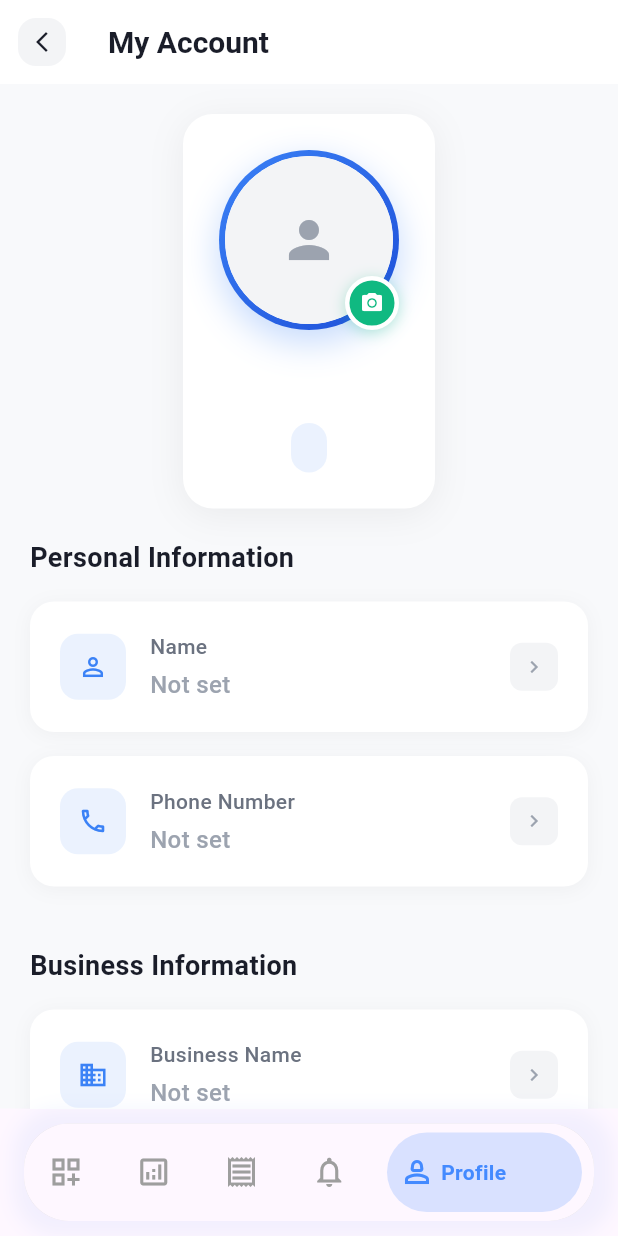
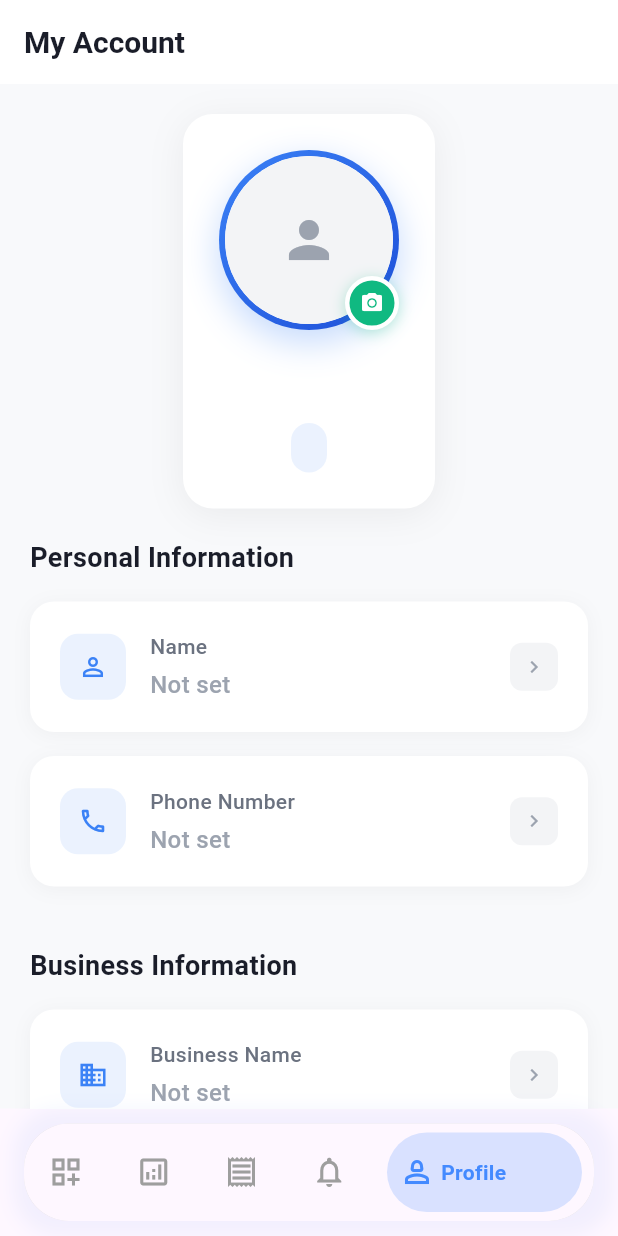
Before and after one commit to SidEnpassant/Fast-Pos, a Flutter app: the screen it shows once a user with an empty profile is signed in, item 5 of the bottom bar chosen, on a phone screen of 412 x 824 dp. Run offline on Flutter 3.47's test engine with Material 3 defaults, Android fonts, the phone set to English and light mode, and no system bars; drawn by our look-alikes of bottom_navy_bar, cached_network_image; our stand-ins replace animate_do, cloud_firestore, device_info_plus, firebase_auth, firebase_core, firebase_storage and 17 more; missing offline and left inert: firebase_app_check, google_mlkit_text_recognition, mobile_scanner; accounts and stored records are empty; generated files the repository leaves out were written again; network calls fail.

Commit message:
some changes

```diff
--- a/lib/screens/Account/myAccount.dart
+++ b/lib/screens/Account/myAccount.dart
@@ -523,21 +523,6 @@ class _MyAccountPageState extends State<MyAccountPage>
         backgroundColor: Colors.white,
         elevation: 0,
         systemOverlayStyle: SystemUiOverlayStyle.dark,
-        leading: IconButton(
-          icon: Container(
-            padding: EdgeInsets.all(8),
-            decoration: BoxDecoration(
-              color: Color(0xFFF3F4F6),
-              borderRadius: BorderRadius.circular(12),
-            ),
-            child: Icon(
-              Icons.arrow_back_ios_new,
-              color: Color(0xFF1A1D29),
-              size: 16,
-            ),
-          ),
-          onPressed: () => Navigator.of(context).pop(),
-        ),
       ),
       body: Stack(
         children: [
```
Also changed, not shown: lib/main.dart (+8 -0 lines), lib/screens/login/loginScreen.dart (+25 -2 lines), pubspec.yaml (+8 -8 lines), 3 other files.
